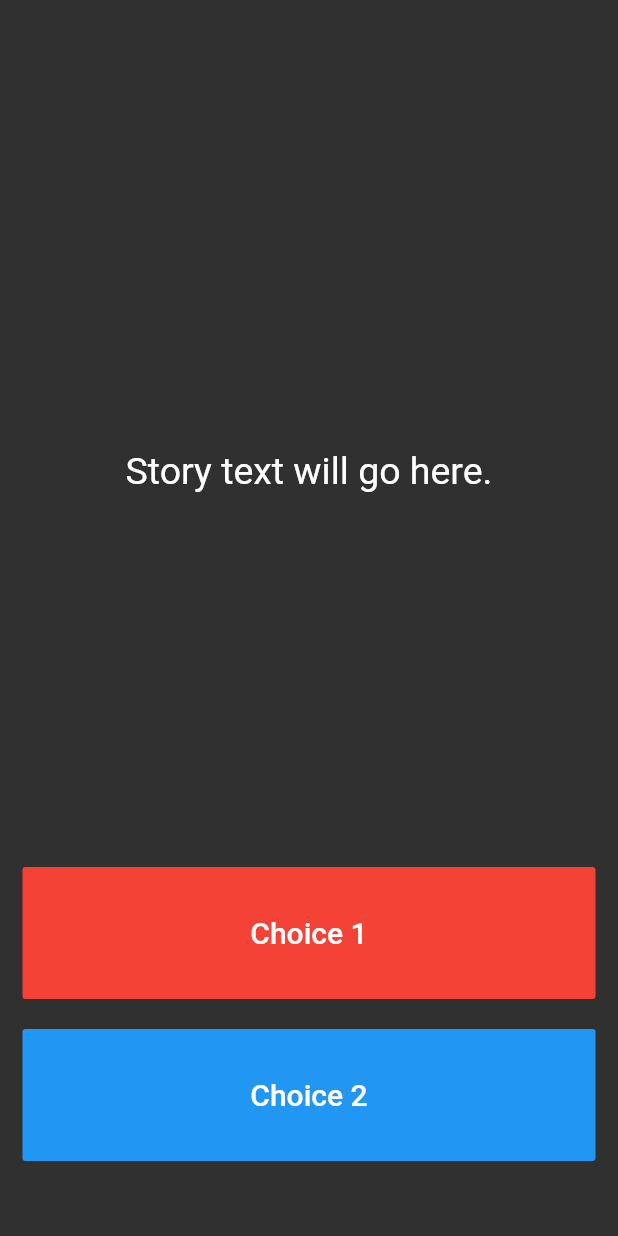
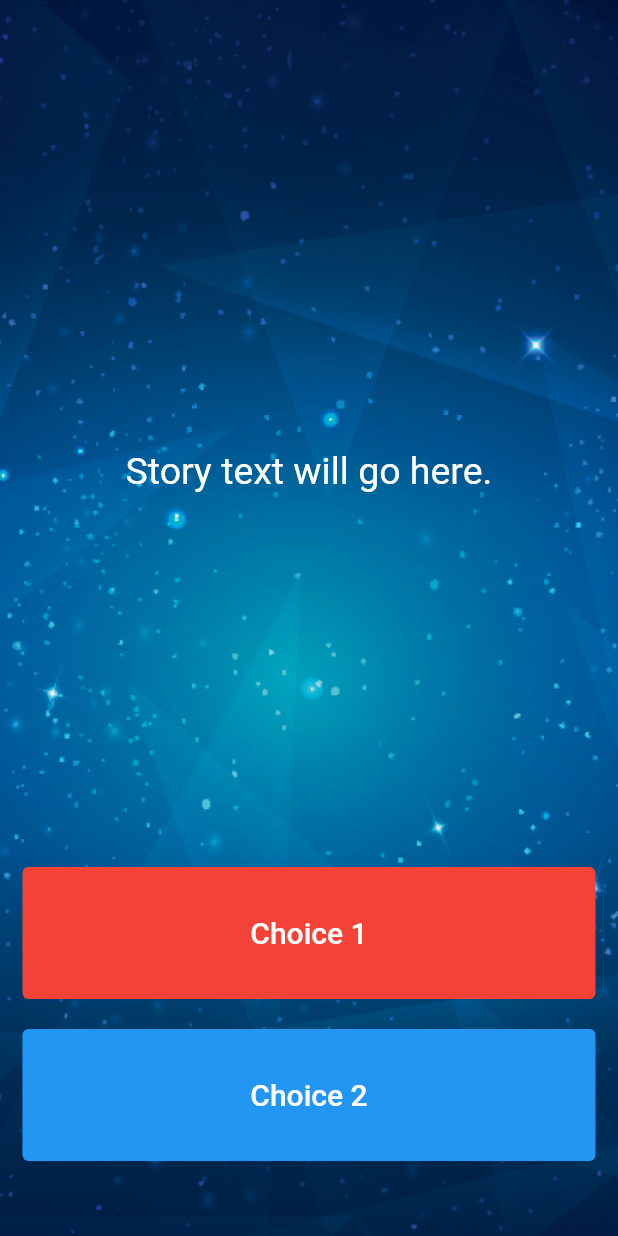
Before and after one commit to gTambo/flutter_tutorial_destini_app, a Flutter app: the screen it shows after launch, on a phone screen of 412 x 824 dp. Run offline on Flutter 3.47's test engine with Material 2 defaults, Android fonts, the phone set to English and light mode, and no system bars.

Commit message:
get dependencies and add background image to app

```diff
--- a/lib/main.dart
+++ b/lib/main.dart
@@ -25,6 +25,12 @@ class _StoryPageState extends State<StoryPage> {
     return Scaffold(
       body: Container(
         //TODO: Step 1 - Add background.png to this Container as a background image.
+        decoration: BoxDecoration(
+          image: DecorationImage(
+            image: AssetImage('images/background.png'),
+            fit: BoxFit.cover,
+          ),
+        ),
         padding: EdgeInsets.symmetric(vertical: 50.0, horizontal: 15.0),
         constraints: BoxConstraints.expand(),
         child: SafeArea(
@@ -45,17 +51,18 @@ class _StoryPageState extends State<StoryPage> {
               ),
               Expanded(
                 flex: 2,
-                child: FlatButton(
+                child: TextButton(
                   onPressed: () {
                     //Choice 1 made by user.
                     //TODO: Step 18 - Call the nextStory() method from storyBrain and pass the number 1 as the choice made by the user.
                   },
-                  color: Colors.red,
+                  style: TextButton.styleFrom(backgroundColor: Colors.red),
                   child: Text(
                     //TODO: Step 13 - Use the storyBrain to get the text for choice 1.
                     'Choice 1',
                     style: TextStyle(
                       fontSize: 20.0,
+                      color: Colors.white,
                     ),
                   ),
                 ),
@@ -65,19 +72,22 @@ class _StoryPageState extends State<StoryPage> {
               ),
               Expanded(
                 flex: 2,
-                //TODO: Step 26 - Use a Flutter Visibility Widget to wrap this FlatButton.
+                //TODO: Step 26 - Use a Flutter Visibility Widget to wrap this TextButton.
                 //TODO: Step 28 - Set the "visible" property of the Visibility Widget to equal the output from the buttonShouldBeVisible() method in the storyBrain.
-                child: FlatButton(
+                child: TextButton(
                   onPressed: () {
                     //Choice 2 made by user.
                     //TODO: Step 19 - Call the nextStory() method from storyBrain and pass the number 2 as the choice made by the user.
                   },
-                  color: Colors.blue,
+                  style: TextButton.styleFrom(
+                    backgroundColor: Colors.blue,
+                  ),
                   child: Text(
                     //TODO: Step 14 - Use the storyBrain to get the text for choice 2.
                     'Choice 2',
                     style: TextStyle(
                       fontSize: 20.0,
+                      color: Colors.white,
                     ),
                   ),
                 ),
--- a/pubspec.yaml
+++ b/pubspec.yaml
@@ -4,7 +4,7 @@ description: A new Flutter application.
 version: 1.0.0+1
 
 environment:
-  sdk: ">=2.1.0 <3.0.0"
+  sdk: ">=2.12.0 <3.0.0"
 
 dependencies:
   flutter:
```
Also changed, not shown: 6 other files.
